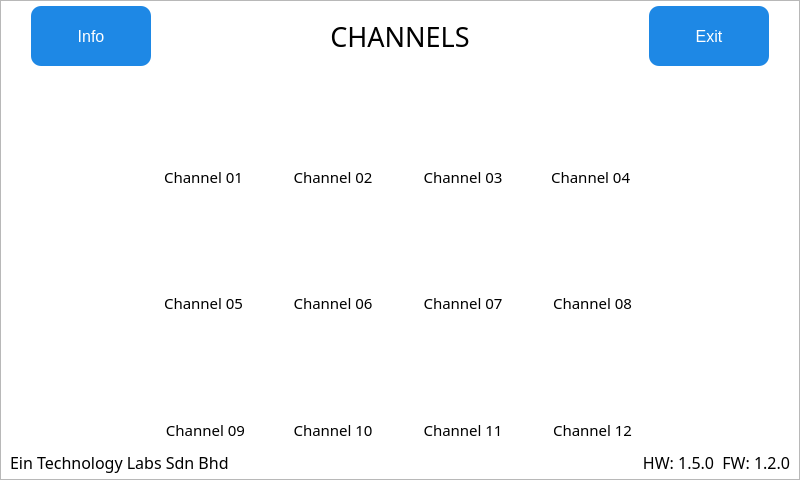
Old version of the form QT_APP/channels.ui in the repository eSpark-Backup/nabilfesal-msm-fw.
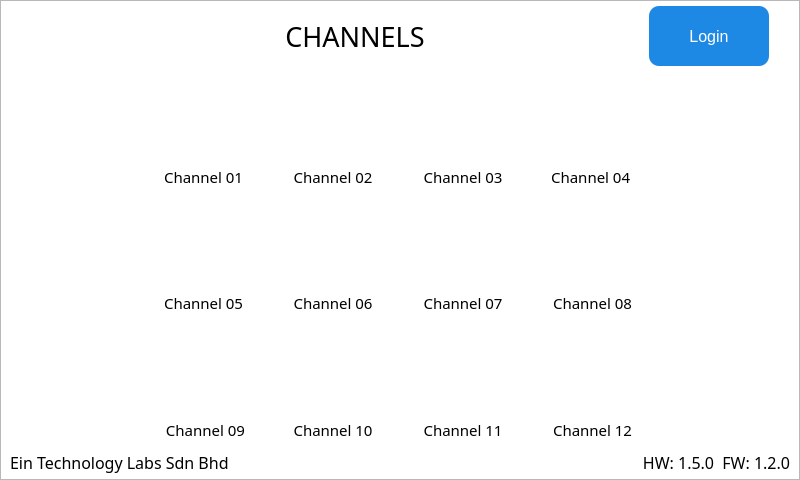
New version of the form. Icons and pictures are not drawn.

Commit message: usb exporter and channels new flow

What changed in the file:
```diff
--- a/QT_APP/channels.ui
+++ b/QT_APP/channels.ui
@@ -135,57 +135,11 @@
              <number>0</number>
             </property>
             <property name="leftMargin">
-             <number>30</number>
+             <number>60</number>
             </property>
             <property name="rightMargin">
              <number>30</number>
             </property>
-            <item>
-             <widget class="QPushButton" name="info">
-              <property name="sizePolicy">
-               <sizepolicy hsizetype="Fixed" vsizetype="Fixed">
-                <horstretch>0</horstretch>
-                <verstretch>0</verstretch>
-               </sizepolicy>
-              </property>
-              <property name="minimumSize">
-               <size>
-                <width>120</width>
-                <height>60</height>
-               </size>
-              </property>
-              <property name="focusPolicy">
-               <enum>Qt::TabFocus</enum>
-              </property>
-              <property name="styleSheet">
-               <string notr="true">QPushButton {
-    background-color: #1E88E5;   /* Blue */
-    color: white;               /* White text */
-    border: none;               /* No border line */
-    border-radius: 10px;        /* Rounded corners */
-    padding: 6px 20px;          /* Spacing inside */
-    font-size: 16px;            /* Font size */
-}
-
-QPushButton:hover {
-    background-color: #1565C0;  /* Darker blue on hover */
-}
-
-QPushButton:pressed {
-    background-color: #0D47A1;  /* Darkest blue when pressed */
-}
-
-QPushButton:focus {
-    outline: none;                 /* Remove dotted border */
-    background-color: #074475;     /* Brighter blue highlight */
-    border: 2px solid black;       /* White glow/border */
-}</string>
-              </property>
-              <property name="text">
-               <string>Info</string>
-              </property>
-             </widget>
-            </item>
             <item>
              <widget class="QLabel" name="label_11">
               <property name="sizePolicy">
@@ -270,7 +224,7 @@
 }</string>
               </property>
               <property name="text">
-               <string>Exit</string>
+               <string>Login</string>
               </property>
              </widget>
             </item>
```
Left out of the diff: 2 changed lines with no effect on the pictures. The commit also changes 7 other files.
